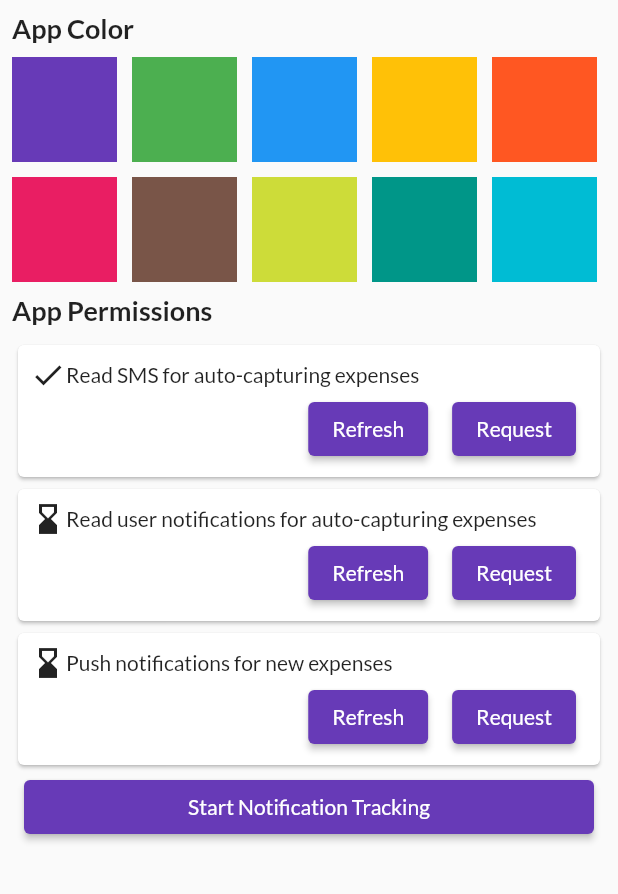
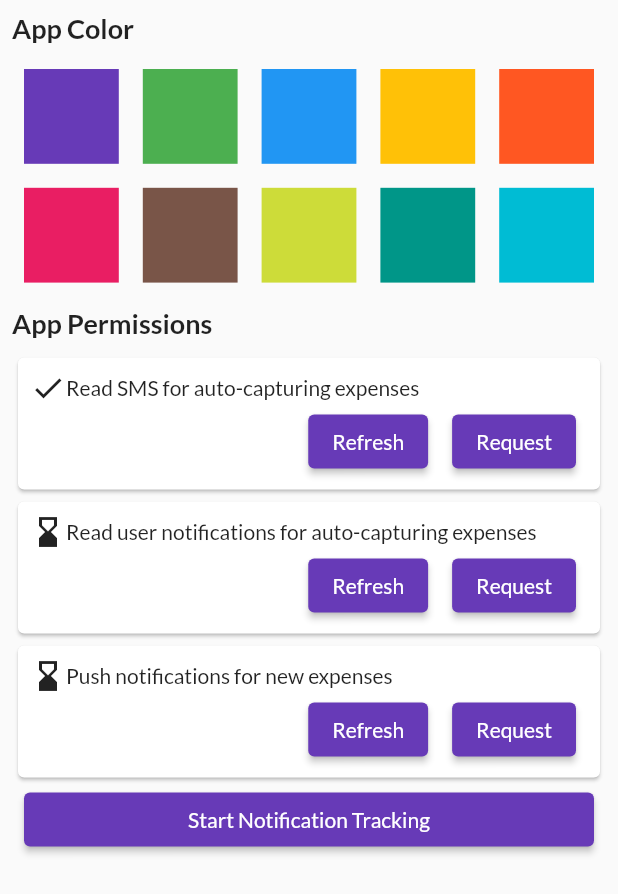
Before and after one commit to TheAkash2002/Budget-Manager-Revamped, a Flutter app: the Settings widget shown alone on an empty page, opened directly, on a phone screen of 412 x 824 dp. Shown: the top 894 px of the screen. Run offline on Flutter 3.47's test engine with Material 2 defaults, Android fonts, the phone set to English and light mode, and no system bars; our stand-ins replace cloud_firestore, firebase_auth, firebase_core, flutter_local_notifications, get, get_storage and 6 more; accounts and stored records are empty; generated files the repository leaves out were written again; network calls fail.

Commit message:
Improved UI

```diff
--- a/lib/controller/settings_controller.dart
+++ b/lib/controller/settings_controller.dart
@@ -1,8 +1,9 @@
-import 'package:budget_manager_revamped/notification/notification_service.dart';
+import 'package:flutter/foundation.dart';
 import 'package:flutter/material.dart';
 import 'package:get/get.dart';
 import 'package:permission_handler/permission_handler.dart';
 
+import '../notification/notification_service.dart';
 import '../utils/utils.dart';
 
 class SettingsController extends GetxController {
@@ -27,6 +28,9 @@ class SettingsController extends GetxController {
 
   Future<PermissionStatus> checkStatus(Permissions perm) async {
     PermissionStatus result = PermissionStatus.denied;
+    if (kIsWeb) {
+      return result;
+    }
     switch (perm) {
       case Permissions.sms:
         if (await hasSmsPermission()) {
--- a/lib/controller/splash_controller.dart
+++ b/lib/controller/splash_controller.dart
@@ -1,10 +1,10 @@
-import 'package:budget_manager_revamped/controller/loading_mixin.dart';
 import 'package:flutter/foundation.dart';
 import 'package:flutter/material.dart';
 import 'package:get/get.dart';
 import 'package:permission_handler/permission_handler.dart';
 
 import '../auth/auth.dart';
+import '../controller/loading_mixin.dart';
 import '../notification/notification_service.dart';
 
 class SplashController extends GetxController with LoadingMixin {
--- a/lib/ui/settings_page.dart
+++ b/lib/ui/settings_page.dart
@@ -1,8 +1,8 @@
-import 'package:budget_manager_revamped/controller/settings_controller.dart';
 import 'package:flutter/foundation.dart';
 import 'package:flutter/material.dart';
 import 'package:get/get.dart';
 
+import '../controller/settings_controller.dart';
 import '../utils/utils.dart';
 
 class Settings extends StatelessWidget {
@@ -23,16 +23,21 @@ class Settings extends StatelessWidget {
               style: TextStyle(fontSize: 18, fontWeight: FontWeight.bold),
             ),
             const SizedBox(height: 8),
-            Wrap(
-              spacing: 10,
-              runSpacing: 10,
+            GridView.count(
+              crossAxisCount:
+                  MediaQuery.of(context).orientation == Orientation.portrait
+                      ? 5
+                      : 10,
+              shrinkWrap: true,
               children: themeBaseColors
                   .map((color) => InkWell(
                         onTap: () => changeTheme(color),
-                        child: Container(
-                          color: color,
-                          height: 70,
-                          width: 70,
+                        child: Padding(
+                          padding: const EdgeInsets.all(8.0),
+                          child: Container(
+                            constraints: const BoxConstraints.expand(),
+                            color: color,
+                          ),
                         ),
                       ))
                   .toList(),
@@ -78,7 +83,7 @@ class PermissionWidget extends StatelessWidget {
               Row(
                 children: [
                   _.status[permission]!.icon(),
-                  Text(permission.text()),
+                  Expanded(child: Text(permission.text())),
                 ],
               ),
               Row(
--- a/lib/ui/splash_page.dart
+++ b/lib/ui/splash_page.dart
@@ -1,7 +1,8 @@
-import 'package:budget_manager_revamped/controller/splash_controller.dart';
-import 'package:budget_manager_revamped/ui/custom_components.dart';
 import 'package:flutter/material.dart';
 import 'package:get/get.dart';
+
+import '../controller/splash_controller.dart';
+import 'custom_components.dart';
 
 class Splash extends StatelessWidget {
   const Splash({super.key});
```
